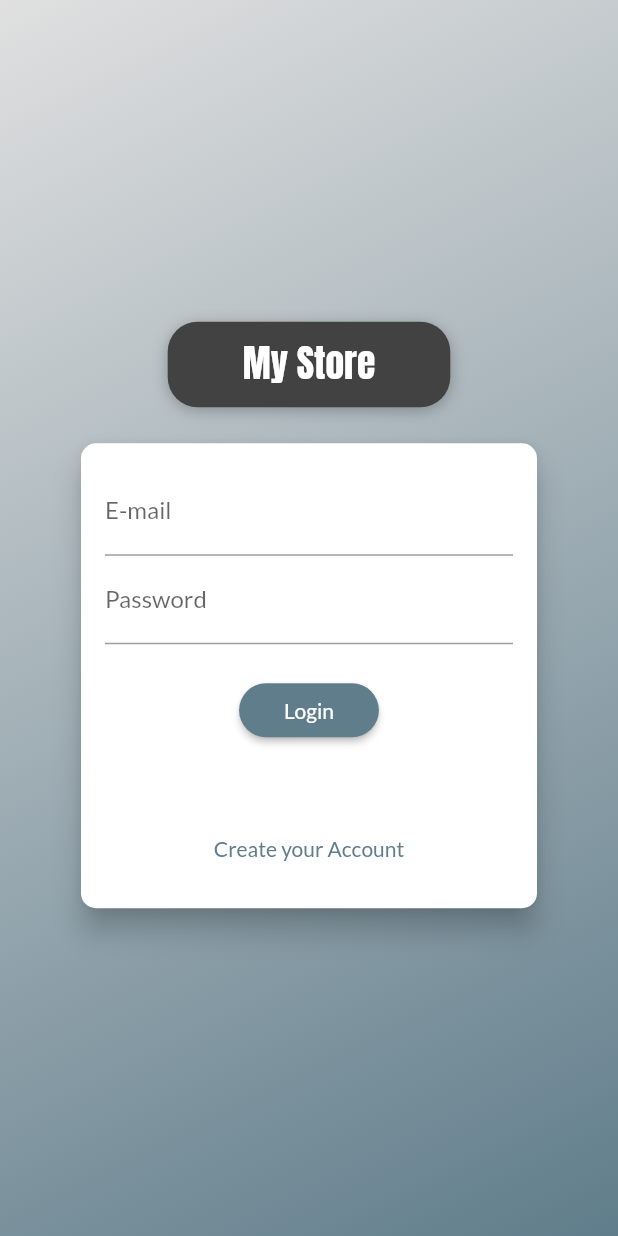
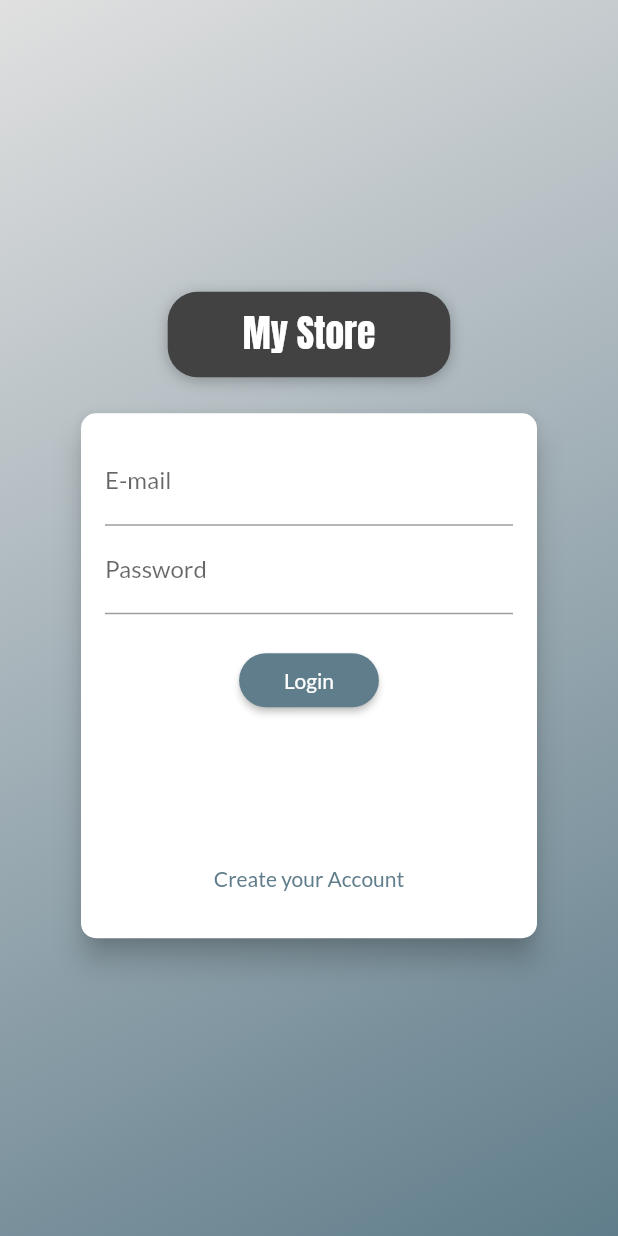
Before and after one commit to visicatto/my_store, a Flutter app: the screen it shows after launch, on a phone screen of 412 x 824 dp. Run offline on Flutter 3.47's test engine with Material 2 defaults, Android fonts, the phone set to English and light mode, and no system bars; our stand-ins replace shared_preferences.

Commit message:
Update auth_form.dart

```diff
--- a/lib/components/auth_form.dart
+++ b/lib/components/auth_form.dart
@@ -37,7 +37,7 @@ class _AuthFormState extends State<AuthForm>
     _controller = AnimationController(
       vsync: this,
       duration: const Duration(
-        milliseconds: 250,
+        milliseconds: 200,
       ),
     );
 
@@ -47,11 +47,11 @@ class _AuthFormState extends State<AuthForm>
     ).animate(
       CurvedAnimation(
         parent: _controller!,
-        curve: Curves.linear,
+        curve: Curves.slowMiddle,
       ),
     );
     _slideAnimation = Tween<Offset>(
-      begin: const Offset(0, -1.5),
+      begin: const Offset(0, -1),
       end: const Offset(0, 0),
     ).animate(
       CurvedAnimation(
@@ -140,10 +140,10 @@ class _AuthFormState extends State<AuthForm>
         borderRadius: BorderRadius.circular(10),
       ),
       child: AnimatedContainer(
-        duration: const Duration(milliseconds: 250),
+        duration: const Duration(milliseconds: 300),
         curve: Curves.easeIn,
         padding: const EdgeInsets.all(16),
-        height: _isLogin() ? 310 : 400,
+        height: _isLogin() ? 350 : 450,
         //height: _heightAnimation?.value.height ?? (_isLogin() ? 310 : 400),
         width: deviceSize.width * 0.75,
         child: Form(
```
